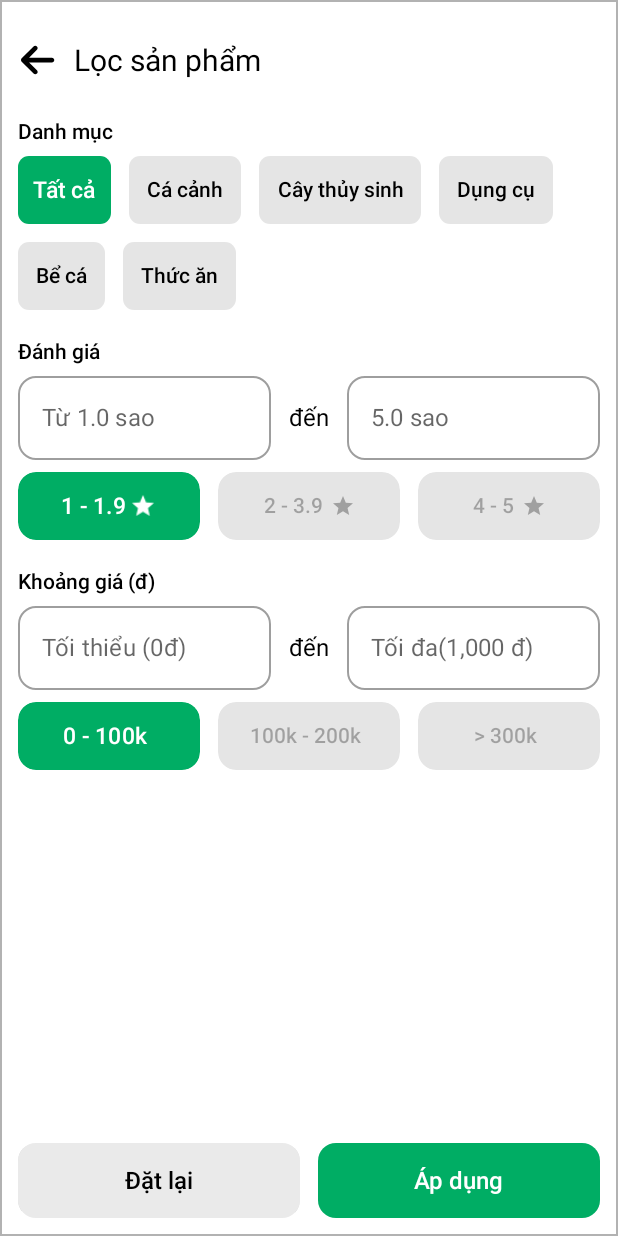
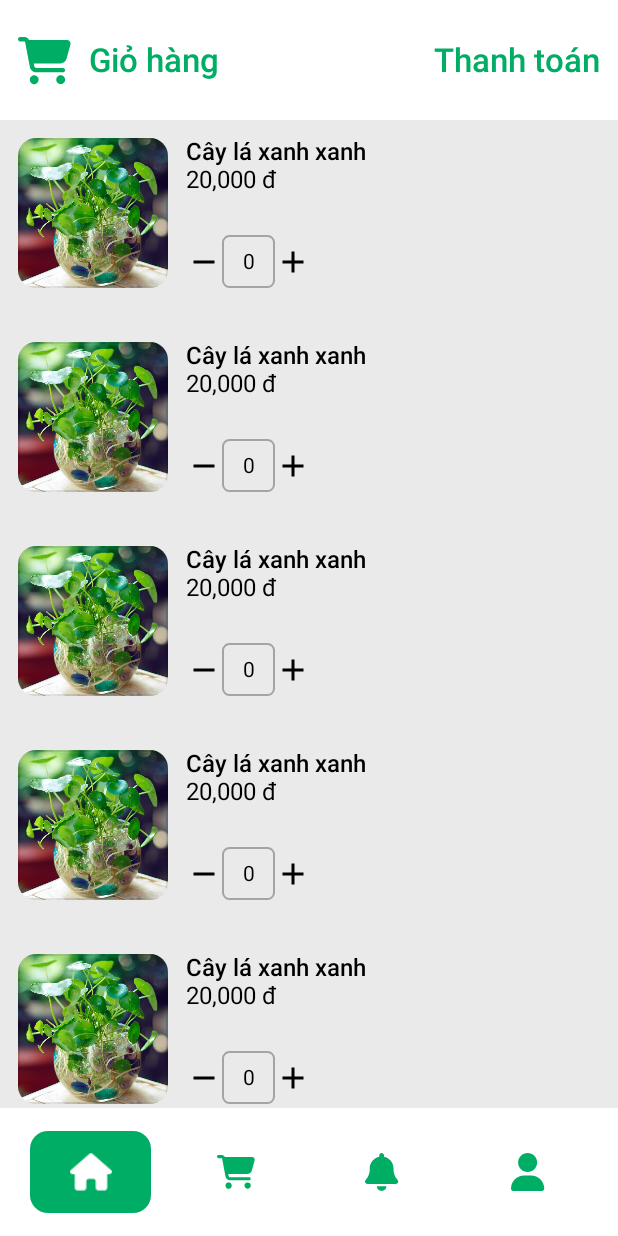
Before and after one commit to Santo-Ryu/web-app-quarium-shop, an Android app built with Jetpack Compose: the screen it shows after launch (MainActivity), on a phone screen of 412 x 824 dp. Run offline under Robolectric (Android 15) with nearby library versions, the phone set to English and light mode, and no system bars.

Commit message:
Completed Shopping Cart UI

```diff
--- a/FE/app_client/app/build.gradle.kts
+++ b/FE/app_client/app/build.gradle.kts
@@ -40,6 +40,7 @@ android {
 }
 
 dependencies {
+    implementation("androidx.compose.material:material-icons-extended:1.6.0")
     implementation("com.google.accompanist:accompanist-flowlayout:0.34.0")
     implementation("com.google.accompanist:accompanist-pager:0.34.0")
     implementation("com.google.accompanist:accompanist-pager-indicators:0.34.0")
--- a/FE/app_client/app/src/main/java/com/example/aquariumshopapp/ui/navigation/AppNavigation.kt
+++ b/FE/app_client/app/src/main/java/com/example/aquariumshopapp/ui/navigation/AppNavigation.kt
@@ -13,6 +13,7 @@ import com.example.aquariumshopapp.ui.screens.product_review.ProductReviewScreen
 import com.example.aquariumshopapp.ui.screens.search.FilterSideBar
 import com.example.aquariumshopapp.ui.screens.search.SearchInputScreen
 import com.example.aquariumshopapp.ui.screens.search.SearchResultScreen
+import com.example.aquariumshopapp.ui.screens.shopping_cart.ShoppingCartScreen
 
 @Composable
 fun AppNavigation() {
@@ -30,7 +31,7 @@ fun AppNavigation() {
     NavHost(
         navController = navController,
 //        startDestination = if (isLoggedIn.value) "home" else "login"
-        startDestination = "filter_sidebar"
+        startDestination = "shopping_cart"
     ) {
         composable("login") { AuthScreen() }
 
@@ -45,5 +46,7 @@ fun AppNavigation() {
         composable("search_result") { SearchResultScreen(navController) }
 
         composable("filter_sidebar") { FilterSideBar(navController) }
+
+        composable("shopping_cart") { ShoppingCartScreen(navController) }
     }
 }
--- /dev/null
+++ b/FE/app_client/app/src/main/java/com/example/aquariumshopapp/ui/screens/shopping_cart/ShoppingCartScreen.kt
@@ -0,0 +1,107 @@
+package com.example.aquariumshopapp.ui.screens.shopping_cart
+
+import androidx.compose.foundation.Image
+import androidx.compose.foundation.background
+import androidx.compose.foundation.border
+import androidx.compose.foundation.layout.Arrangement
+import androidx.compose.foundation.layout.Box
+import androidx.compose.foundation.layout.Column
+import androidx.compose.foundation.layout.Row
+import androidx.compose.foundation.layout.fillMaxHeight
+import androidx.compose.foundation.layout.fillMaxSize
+import androidx.compose.foundation.layout.fillMaxWidth
+import androidx.compose.foundation.layout.height
+import androidx.compose.foundation.layout.padding
+import androidx.compose.foundation.layout.size
+import androidx.compose.foundation.layout.width
+import androidx.compose.foundation.rememberScrollState
+import androidx.compose.foundation.shape.RoundedCornerShape
+import androidx.compose.foundation.verticalScroll
+import androidx.compose.material.Icon
+import androidx.compose.material.Text
+import androidx.compose.material.icons.Icons
+import androidx.compose.material.icons.filled.Add
+import androidx.compose.material.icons.filled.Remove
+import androidx.compose.runtime.Composable
+import androidx.compose.runtime.getValue
+import androidx.compose.runtime.mutableStateOf
+import androidx.compose.runtime.remember
+import androidx.compose.ui.Alignment
+import androidx.compose.ui.Modifier
+import androidx.compose.ui.draw.clip
+import androidx.compose.ui.graphics.Color
+import androidx.compose.ui.graphics.ColorFilter
+import androidx.compose.ui.layout.ContentScale
+import androidx.compose.ui.res.painterResource
+import androidx.compose.ui.text.font.FontWeight
+import androidx.compose.ui.text.style.TextAlign
+import androidx.compose.ui.text.style.TextDecoration
+import androidx.compose.ui.unit.dp
+import androidx.navigation.NavController
+import com.example.aquarium_app.ui.screens.home.components.NavigationBar
+import com.example.aquarium_app.ui.theme.BackgroundColor
+import com.example.aquarium_app.ui.theme.BlackAlpha30
+import com.example.aquarium_app.ui.theme.GreenPrimary
+import com.example.aquarium_app.ui.theme.Typography
+import com.example.aquarium_app.ui.theme.White
+import com.example.aquariumshopapp.R
+import com.example.aquariumshopapp.ui.screens.shopping_cart.components.ShoppingCartCard
+
+@Composable
+fun ShoppingCartScreen(navController: NavController) {
+    val totalProduct by remember { mutableStateOf(0) }
+
+    Column(
+        modifier = Modifier
+            .fillMaxSize()
+            .background(BackgroundColor)
+    ) {
+        Row(
+            modifier = Modifier
+                .fillMaxWidth()
+                .height(80.dp)
+                .background(White)
+                .padding(start = 12.dp, end = 12.dp),
+            verticalAlignment = Alignment.CenterVertically,
+            horizontalArrangement = Arrangement.SpaceBetween
+        ) {
+            Row(
+                verticalAlignment = Alignment.CenterVertically,
+                horizontalArrangement = Arrangement.spacedBy(12.dp)
+            ) {
+                Image(
+                    painter = painterResource(R.drawable.cart_shopping_solid),
+                    contentDescription = "Shopping cart",
+                    modifier = Modifier.size(35.dp),
+                    colorFilter = ColorFilter.tint(GreenPrimary)
+                )
+                Text(
+                    text = "Giỏ hàng",
+                    style = Typography.titleLarge,
+                    fontWeight = FontWeight.Medium,
+                    color = GreenPrimary
+                )
+            }
+            Row() {
+                Text(
+                    text = "Thanh toán",
+                    style = Typography.titleLarge,
+                    fontWeight = FontWeight.Medium,
+                    color = GreenPrimary
+                )
+            }
+        }
+
+        Column(
+            modifier = Modifier.weight(1f)
+                .height(100.dp)
+                .verticalScroll(rememberScrollState())
+                .padding(start = 12.dp, end = 12.dp),
+            verticalArrangement = Arrangement.spacedBy(12.dp)
+        ) {
+            repeat(10) { ShoppingCartCard(totalProduct) }
+        }
+
+        NavigationBar(navController)
+    }
+}
--- /dev/null
+++ b/FE/app_client/app/src/main/java/com/example/aquariumshopapp/ui/screens/shopping_cart/components/ShoppingCartCard.kt
@@ -0,0 +1,78 @@
+package com.example.aquariumshopapp.ui.screens.shopping_cart.components
+
+import androidx.compose.foundation.Image
+import androidx.compose.foundation.border
+import androidx.compose.foundation.layout.Arrangement
+import androidx.compose.foundation.layout.Box
+import androidx.compose.foundation.layout.Column
+import androidx.compose.foundation.layout.Row
+import androidx.compose.foundation.layout.fillMaxSize
+import androidx.compose.foundation.layout.height
+import androidx.compose.foundation.layout.padding
+import androidx.compose.foundation.layout.size
+import androidx.compose.foundation.shape.RoundedCornerShape
+import androidx.compose.material.Icon
+import androidx.compose.material.Text
+import androidx.compose.material.icons.Icons
+import androidx.compose.material.icons.filled.Add
+import androidx.compose.material.icons.filled.Remove
+import androidx.compose.runtime.Composable
+import androidx.compose.ui.Alignment
+import androidx.compose.ui.Modifier
+import androidx.compose.ui.draw.clip
+import androidx.compose.ui.layout.ContentScale
+import androidx.compose.ui.res.painterResource
+import androidx.compose.ui.unit.dp
+import com.example.aquarium_app.ui.theme.BlackAlpha10
+import com.example.aquarium_app.ui.theme.BlackAlpha30
+import com.example.aquarium_app.ui.theme.Typography
+import com.example.aquariumshopapp.R
+
+@Composable
+fun ShoppingCartCard(
+    totalProduct: Int
+) {
+    Row(
+        modifier = Modifier
+            .fillMaxSize()
+            .padding(bottom = 12.dp, top = 12.dp),
+        horizontalArrangement = Arrangement.spacedBy(12.dp)
+    ) {
+        Image(
+            painter = painterResource(R.drawable.cay_dong_tien),
+            contentDescription = "Product",
+            contentScale = ContentScale.Crop,
+            modifier = Modifier.size(100.dp)
+                .clip(RoundedCornerShape(12.dp))
+                .border(1.dp, BlackAlpha10)
+        )
+        Column(
+            modifier = Modifier.height(100.dp),
+            verticalArrangement = Arrangement.SpaceBetween
+        ) {
+            Column {
+                Text(
+                    text = "Cây lá xanh xanh",
+                    style = Typography.titleMedium
+                )
+                Text(
+                    text = "20,000 đ",
+                    style = Typography.bodyLarge
+                )
+            }
+            Row(
+                verticalAlignment = Alignment.CenterVertically,
+                horizontalArrangement = Arrangement.Center
+            ) {
+                Box() { Icon(imageVector = Icons.Default.Remove, contentDescription = "Remove") }
+                Box(
+                    modifier = Modifier
+                        .size(35.dp)
+                        .border(1.dp, BlackAlpha30, shape = RoundedCornerShape(5.dp)),
+                    contentAlignment = Alignment.Center
+                ) { Text(text = "${totalProduct}") }
+                Box() { Icon(imageVector = Icons.Default.Add, contentDescription = "Add") }
+            }
+        }
+    }
+}
```
